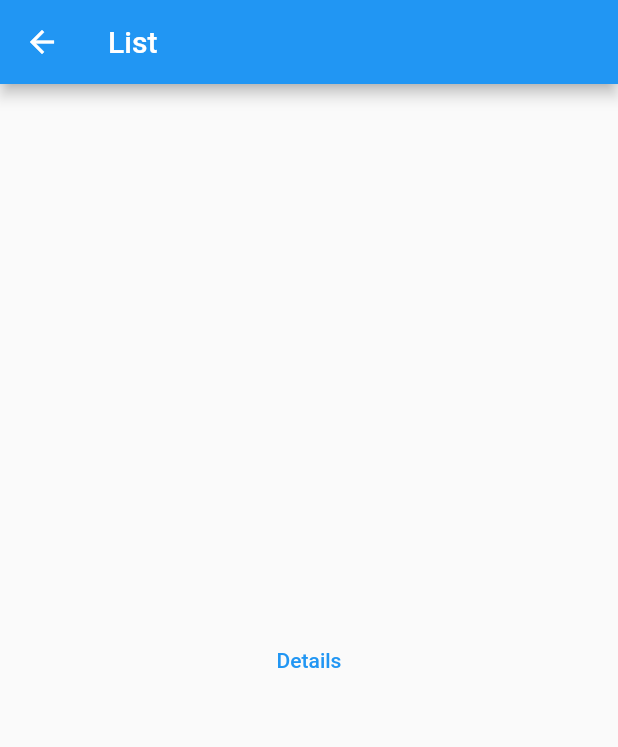
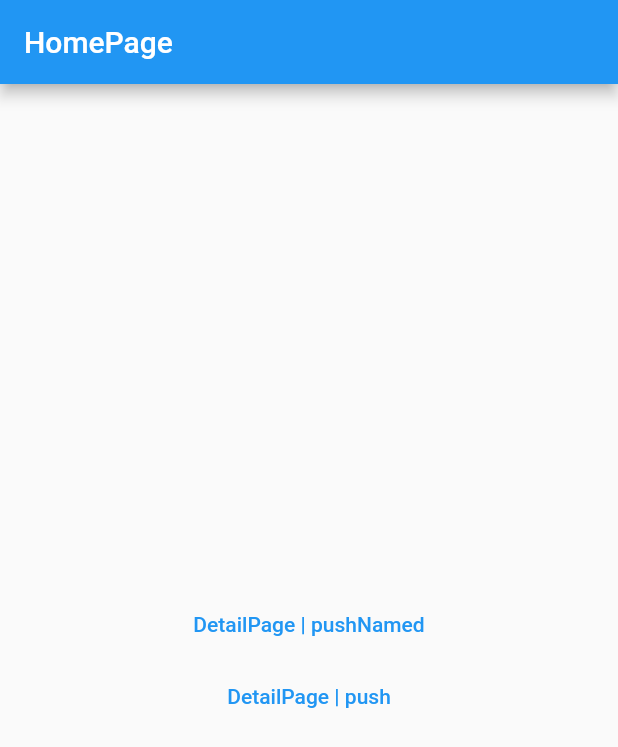
Before and after one commit to felipecastrosales/navigation, a Flutter app: the screen it shows after launch, on a phone screen of 412 x 824 dp. Shown: the top 747 px of the screen. Run offline on Flutter 3.47's test engine with Material 2 defaults, Android fonts, the light colour scheme and no system bars.

Commit message:
updating for part_03: with Navigator 2.0 and others updates

```diff
--- /dev/null
+++ b/lib/core/navigator_observer_custom.dart
@@ -0,0 +1,14 @@
+
+import 'package:flutter/material.dart';
+
+class NavigatorObserverCustom extends NavigatorObserver {
+  // @override
+  // void didPush(Route route, Route? previousRoute) {
+  //   super.didPush(route, previousRoute);
+  // }
+
+  // @override
+  // void didPop(Route route, Route? previousRoute) {
+  //   super.didPop(route, previousRoute);
+  // }
+}
--- a/lib/main.dart
+++ b/lib/main.dart
@@ -1,12 +1,8 @@
 import 'package:flutter/material.dart';
 
-import 'pages/part_01/home_page.dart';
-import 'pages/part_01/page_01.dart';
-import 'pages/part_01/page_02.dart';
-import 'pages/part_01/page_03.dart';
-import 'pages/part_01/page_04.dart';
-import 'pages/part_02/list_page.dart';
-import 'pages/part_02/detail_page.dart';
+import 'core/navigator_observer_custom.dart';
+import 'pages/part_03/detail_page.dart';
+import 'pages/part_03/home_page.dart';
 
 void main() {
   runApp(const MyApp());
@@ -22,16 +18,25 @@
       theme: ThemeData(
         primarySwatch: Colors.blue,
       ),
-      //home: const HomePage(),
-      initialRoute: '/list_page',
-      routes: {
-        '/': (_) => const HomePage(),
-        '/page01': (_) => const Page01(),
-        Page02.routeName: (_) => const Page02(),
-        '/page03': (_) => const Page03(),
-        '/page04': (_) => const Page04(),
-        '/list_page': (_) => const ListPage(),
-        '/detail_page': (_) => const DetailPage(),
+      navigatorObservers: [
+        NavigatorObserverCustom(),
+      ],
+      onGenerateRoute: (settings) {
+        if (settings.name == '/') {
+          return MaterialPageRoute(
+            settings: settings,
+            builder: (context) => const HomePage2(),
+          );
+        }
+        if (settings.name == '/detail_page') {
+          final parameter = settings.arguments as String?;
+          return MaterialPageRoute(
+            settings: settings,
+            builder: (context) => DetailPage2(
+              parameter: parameter ?? 'Parameter not send',
+            ),
+          );
+        }
       },
     );
   }
--- /dev/null
+++ b/lib/pages/part_03/home_page.dart
@@ -0,0 +1,49 @@
+import 'package:flutter/material.dart';
+
+import 'detail_page.dart';
+
+class HomePage2 extends StatelessWidget {
+  const HomePage2({Key? key}) : super(key: key);
+
+  @override
+  Widget build(BuildContext context) {
+    return Scaffold(
+      appBar: AppBar(
+        title: const Text('HomePage'),
+      ),
+      body: Center(
+        child: Column(
+          mainAxisAlignment: MainAxisAlignment.center,
+          crossAxisAlignment: CrossAxisAlignment.center,
+          children: [
+            TextButton(
+              onPressed: () {
+                Navigator.of(context).pushNamed(
+                  '/detail_page',
+                  arguments: 'Parameter by pushNamed',
+                );
+              },
+              child: const Text('DetailPage | pushNamed'),
+            ),
+            TextButton(
+              onPressed: () {
+                Navigator.of(context).push(
+                  MaterialPageRoute(
+                    settings: const RouteSettings(
+                      name: '/detail_page',
+                      //arguments: 'Parameter by MaterialPageRoute',
+                    ),
+                    builder: (context) => const DetailPage2(
+                      parameter: 'Parameter by MaterialPageRoute',
+                    ),
+                  ),
+                );
+              },
+              child: const Text('DetailPage | push'),
+            ),
+          ],
+        ),
+      ),
+    );
+  }
+}
```
Also changed, not shown: lib/pages/part_03/detail_page.dart (added, +22 -0 lines).
